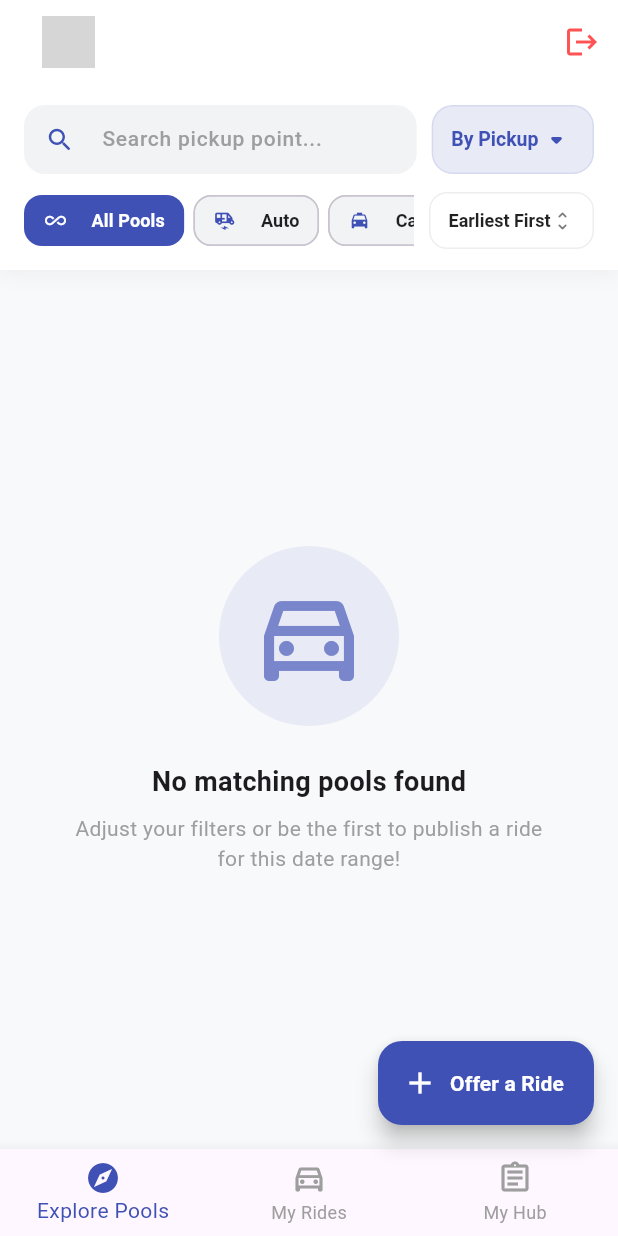
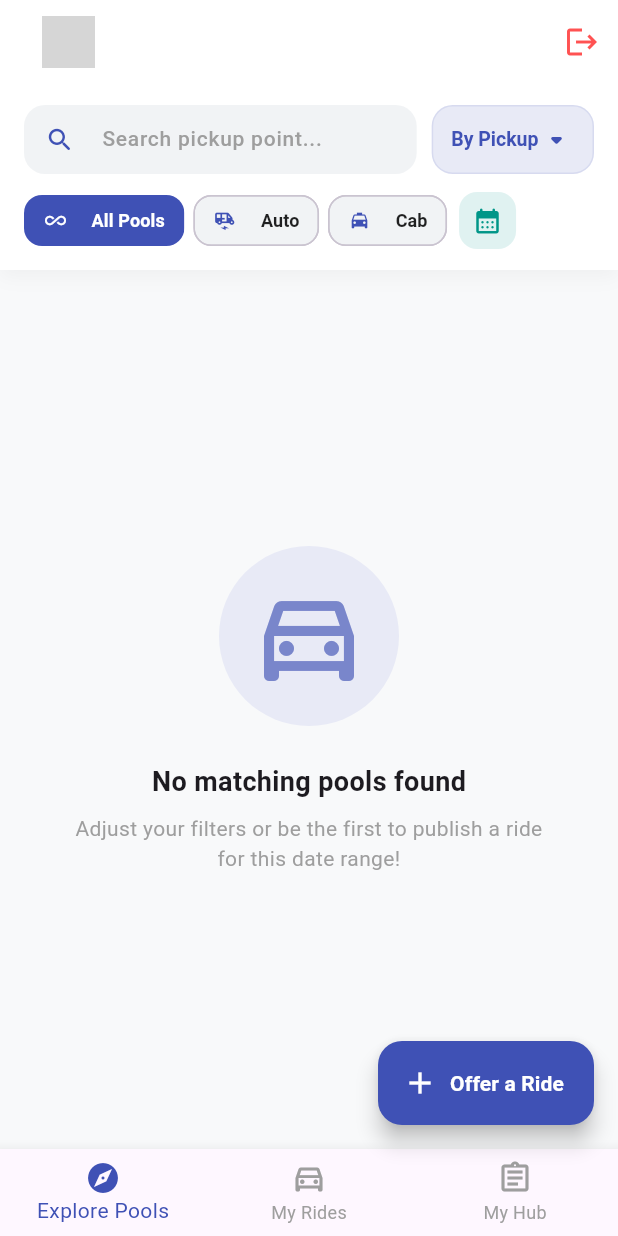
Before and after one commit to neerajkorrapati/ViGO, a Flutter app: the RideListScreen screen opened directly, on a phone screen of 412 x 824 dp. Run offline on Flutter 3.47's test engine with Material 3 defaults, Android fonts, the phone set to English and light mode, and no system bars; our stand-ins replace cloud_firestore, firebase_auth, firebase_core, google_sign_in; missing offline and left inert: dart:html; accounts and stored records are empty; network calls fail; grey boxes are pictures that could not be loaded.

Commit message:
beta_1.5 : removed earliest /latest filter option

```diff
--- a/lib/screens/create_ride_screen.dart
+++ b/lib/screens/create_ride_screen.dart
@@ -29,6 +29,7 @@ class _CreateRideScreenState extends State<CreateRideScreen> {
     "Vellore Bypass / Near DTDC",
     "Bangalore Airport",
     "Chennai Airport",
+    "Chittoor Bus Stand",
   ];
 
   @override
@@ -73,7 +74,7 @@ class _CreateRideScreenState extends State<CreateRideScreen> {
     }
 
     if (_pickupPoint == _destination) {
-      _showWarningSnackBar("Your pickup point and destination point cannot match.(Why would u wanna go to the same place from the same place xD!");
+      _showWarningSnackBar("Your pickup point and destination point cannot match.(Why would u wanna go to the same place from the same place xD!)");
       return;
     }
 
--- a/lib/screens/ride_list_screen.dart
+++ b/lib/screens/ride_list_screen.dart
@@ -22,7 +22,6 @@ class _RideListScreenState extends State<RideListScreen> {
 
   String _locationSearchQuery = '';
   String _locationFilterType = 'Departure';
-  String _timingSortOrder = 'Earliest';
 
   String _selectedVehicleFilter = 'All';
   DateTime? _selectedDateFilter;
@@ -41,7 +40,7 @@ class _RideListScreenState extends State<RideListScreen> {
     super.dispose();
   }
 
-  // 🔥 NEW: Regex filter to automatically scrub VIT Registration Numbers from display names
+  // Regex filter to automatically scrub VIT Registration Numbers from display names
   String _cleanName(String rawName) {
     return rawName.replaceAll(RegExp(r'\b\d{2}[a-zA-Z]{3}\d{4}\b', caseSensitive: false), '').trim();
   }
@@ -312,7 +311,6 @@ class _RideListScreenState extends State<RideListScreen> {
     );
   }
 
-  // --- NEW: DYNAMIC SEAT RE-ALLOCATION LOGIC ---
   Future<void> _confirmLeaveRide(String rideId, String requestId) async {
     showDialog(
       context: context,
@@ -340,7 +338,6 @@ class _RideListScreenState extends State<RideListScreen> {
                   if (rawSeats is num) currentSeats = rawSeats.toInt();
                   else if (rawSeats is String) currentSeats = int.tryParse(rawSeats) ?? 0;
 
-                  // Restore the seat
                   batch.update(rideRef, {'availableSeats': currentSeats + 1});
                 }
 
@@ -522,10 +519,10 @@ class _RideListScreenState extends State<RideListScreen> {
                 }
 
                 List<Map<String, dynamic>> occupants = [];
-                String hostGender = rideData['driverGender'] ?? 'Male';
+                String hostGender = rideData['driverGender'] ?? rideData['gender'] ?? 'Male';
                 occupants.add({
                   'userId': rideData['driverId'] ?? rideId,
-                  'name': _cleanName(rideData['driverName'] ?? 'Host'), // 🔥 Mask applied
+                  'name': _cleanName(rideData['driverName'] ?? 'Host'),
                   'role': 'Host',
                   'gender': hostGender,
                   'color': hostGender.toString().toLowerCase() == 'female' ? Colors.pink[400] : Colors.blue[400],
@@ -536,7 +533,7 @@ class _RideListScreenState extends State<RideListScreen> {
                     String pGender = pData['passengerGender'] ?? 'Male';
                     occupants.add({
                       'userId': pData['passengerId'],
-                      'name': _cleanName(pData['passengerName'] ?? 'Passenger'), // 🔥 Mask applied
+                      'name': _cleanName(pData['passengerName'] ?? 'Passenger'),
                       'role': 'Passenger',
                       'gender': pGender,
                       'color': pGender.toString().toLowerCase() == 'female' ? Colors.pink[400] : Colors.blue[400],
@@ -801,16 +798,15 @@ class _RideListScreenState extends State<RideListScreen> {
                 rides = rides.sublist(0, 15);
               }
 
+              // 🔥 ALWAYS SORTS BY EARLIEST FIRST
               rides.sort((a, b) {
                 final aData = a.data() as Map<String, dynamic>;
                 final bData = b.data() as Map<String, dynamic>;
-                final Timestamp? aTime = aData['departureTime'];
-                final Timestamp? bTime = bData['departureTime'];
+                final Timestamp? aTime = aData['departureTime'] as Timestamp?;
+                final Timestamp? bTime = bData['departureTime'] as Timestamp?;
 
                 if (aTime == null || bTime == null) return 0;
-                return _timingSortOrder == 'Earliest'
-                    ? aTime.compareTo(bTime)
-                    : bTime.compareTo(aTime);
+                return aTime.compareTo(bTime);
               });
 
               if (rides.isEmpty) return _buildEmptyState();
@@ -1010,30 +1006,6 @@ class _RideListScreenState extends State<RideListScreen> {
                   ),
                 ),
               ),
-              const SizedBox(width: 10),
-              Container(
-                height: 38,
-                padding: const EdgeInsets.symmetric(horizontal: 12),
-                decoration: BoxDecoration(
-                  color: Colors.white,
-                  borderRadius: BorderRadius.circular(12),
-                  border: Border.all(color: Colors.grey[200]!),
-                ),
-                child: DropdownButtonHideUnderline(
-                  child: DropdownButton<String>(
-                    value: _timingSortOrder,
-                    icon: const Icon(Icons.unfold_more_rounded, color: Colors.black54, size: 16),
-                    dropdownColor: Colors.white,
-                    borderRadius: BorderRadius.circular(12),
-                    style: const TextStyle(color: Colors.black87, fontWeight: FontWeight.w600, fontSize: 12),
-                    items: const [
-                      DropdownMenuItem(value: 'Earliest', child: Text("Earliest First")),
-                      DropdownMenuItem(value: 'Latest', child: Text("Latest First")),
-                    ],
-                    onChanged: (val) => setState(() => _timingSortOrder = val!),
-                  ),
-                ),
-              ),
             ],
           ),
         ],
@@ -1083,7 +1055,7 @@ class _RideListScreenState extends State<RideListScreen> {
         if (!snapshot.hasData) return const Center(child: CircularProgressIndicator());
         final docs = snapshot.data!.docs.toList();
 
-        // 🔥 BUG FIX: Safe Timestamp extraction to prevent compiler crash
+        // Safe Timestamp extraction
         docs.sort((a, b) {
           final aMap = a.data() as Map<String, dynamic>;
           final bMap = b.data() as Map<String, dynamic>;
@@ -1206,7 +1178,7 @@ class _RideListScreenState extends State<RideListScreen> {
     );
   }
 
-  // ✨ NEW: Updated Profile Card with Gender Dropdown and Firebase Batch Update
+  // Profile Card WITH Gender Identity editing and Batch Write capabilities
   Widget _buildProfileSettingsCard(String uid) {
     return FutureBuilder<DocumentSnapshot>(
       future: FirebaseFirestore.instance.collection('users').doc(uid).get(),
@@ -1331,7 +1303,6 @@ class _RideListScreenState extends State<RideListScreen> {
                     onChanged: (newValue) async {
                       if (newValue != null && newValue != existingGender) {
                         try {
-                          // Create a Firebase Batch operation
                           final batch = FirebaseFirestore.instance.batch();
 
                           // 1. Update the main user profile
@@ -1350,7 +1321,6 @@ class _RideListScreenState extends State<RideListScreen> {
                             batch.update(doc.reference, {'passengerGender': newValue});
                           }
 
-                          // Commit all changes simultaneously
                           await batch.commit();
 
                           _showSnackBar("Gender synchronized successfully!");
@@ -1633,6 +1603,11 @@ class _RideListScreenState extends State<RideListScreen> {
     // 🔥 Mask applied here
     String hostName = _cleanName(ride.driverName);
 
+    // --- HOST GENDER LOGIC ---
+    String hostGender = (rawData['driverGender'] ?? rawData['gender'] ?? 'Male').toString().toLowerCase();
+    Color bookmarkColor = hostGender == 'female' ? Colors.pink[400]! : Colors.blue[400]!;
+    String genderTooltip = hostGender == 'female' ? "Hosted by Female" : "Hosted by Male";
+
     String journeyNotes = rawData['journeyNotes'] ?? '';
     bool hasNotes = journeyNotes.trim().isNotEmpty;
 
@@ -1692,6 +1667,13 @@ class _RideListScreenState extends State<RideListScreen> {
                         Text(vehicle, style: TextStyle(color: Colors.amber[800], fontSize: 12, fontWeight: FontWeight.bold)),
                       ],
                     ),
+                  ),
+
+                  // --- GENDER BOOKMARK ---
+                  const SizedBox(width: 8),
+                  Tooltip(
+                    message: genderTooltip,
+                    child: Icon(Icons.bookmark, color: bookmarkColor, size: 22),
                   ),
 
                   if (hasNotes) ...[
```
Also changed, not shown: 1 other file.
